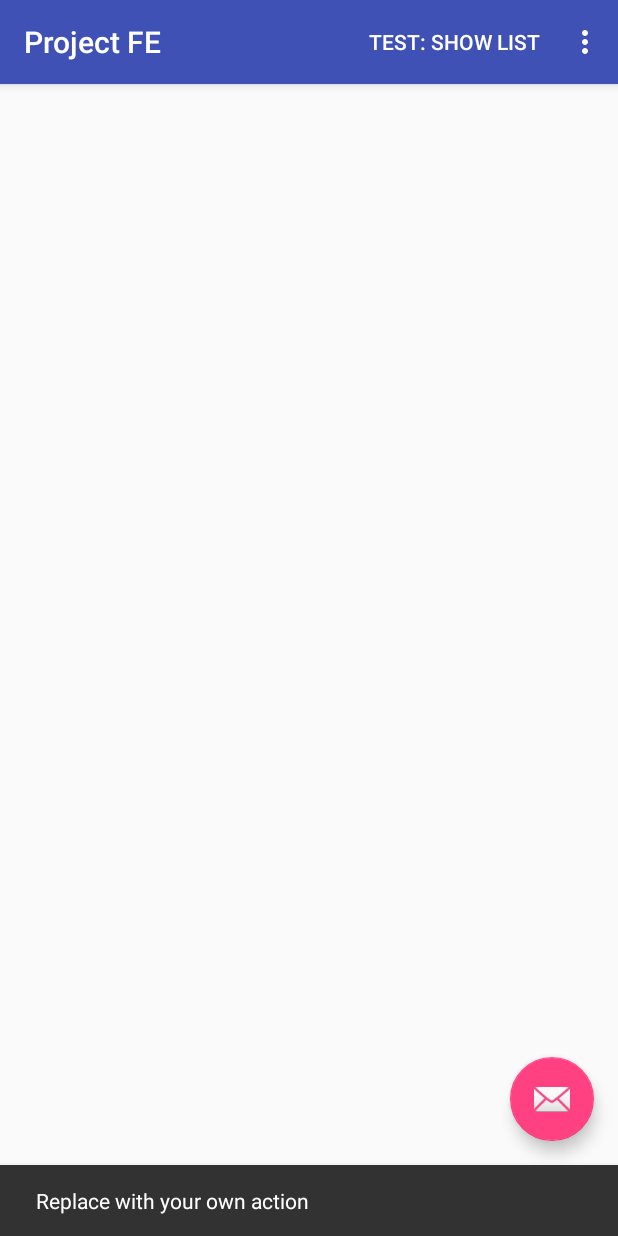
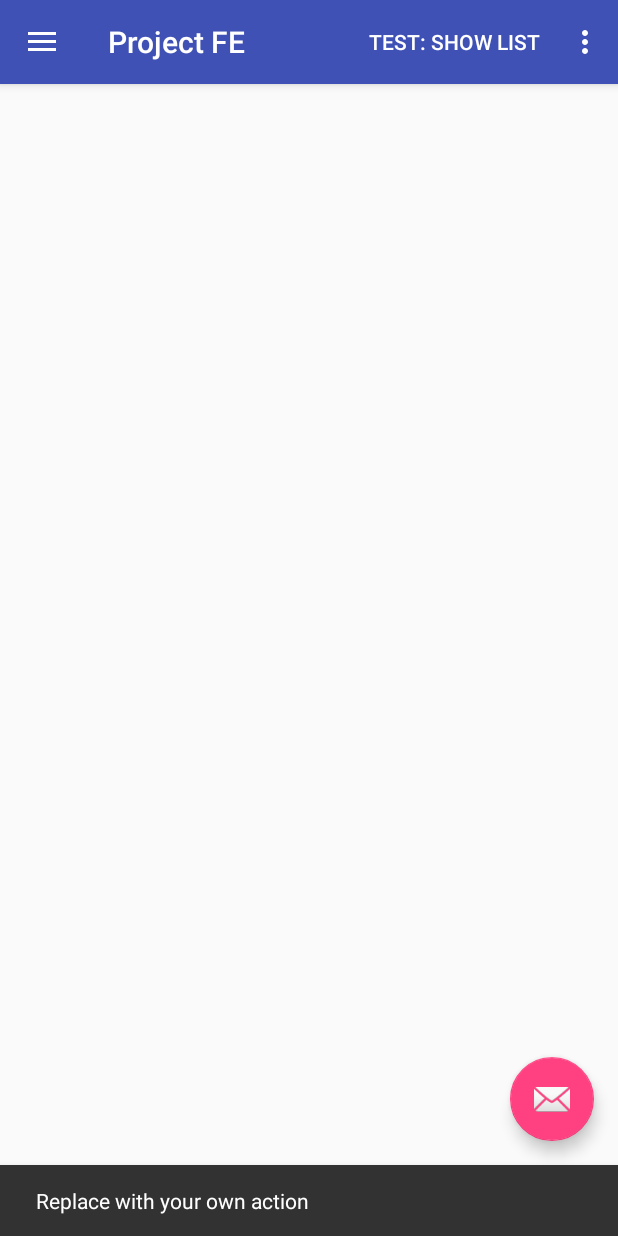
Before and after one commit to ucsdCSE110wi16/CSE110W240T3, an Android app: the screen it shows after launch (MainActivity), after a tap on an icon or button, on a phone screen of 412 x 824 dp. Run offline under Robolectric (Android 15) with nearby library versions, the phone set to English and light mode, and no system bars; libraries missing offline, so code that uses them is left out: com.parse; 9 statements that could not run were skipped.

Commit message:
Merge upstream again

```diff
--- a/app/src/main/java/edu/fe/MainActivity.java
+++ b/app/src/main/java/edu/fe/MainActivity.java
@@ -5,7 +5,11 @@
 import android.app.FragmentTransaction;
 import android.os.Bundle;
 import android.support.design.widget.FloatingActionButton;
+import android.support.design.widget.NavigationView;
 import android.support.design.widget.Snackbar;
+import android.support.v4.view.GravityCompat;
+import android.support.v4.widget.DrawerLayout;
+import android.support.v7.app.ActionBarDrawerToggle;
 import android.support.v7.app.AppCompatActivity;
 import android.support.v7.widget.Toolbar;
 import android.util.Log;
@@ -20,9 +24,9 @@
 import edu.fe.backend.FoodItem;
 import edu.fe.util.ResUtils;
 
-public class MainActivity
-        extends AppCompatActivity
-        implements ItemListFragment.OnListFragmentInteractionListener {
+public class MainActivity extends AppCompatActivity
+        implements ItemListFragment.OnListFragmentInteractionListener,
+        NavigationView.OnNavigationItemSelectedListener{
 
     ViewGroup mContainerView;
 
@@ -31,11 +35,10 @@
     @Override
     protected void onCreate(Bundle savedInstanceState) {
         super.onCreate(savedInstanceState);
-
         // Captures and forwards all log calls to DEBUG tagged in LogCat.
         ExceptionHandler.Embed(ExceptionHandler.DEFAULT_LOG_TYPE);
+        setContentView(R.layout.activity_main);
 
-        setContentView(R.layout.activity_main);
         Log.d("DEBUG", "Initializing variables");
         // Initialize and resolves variables
         mContainerView = (ViewGroup) findViewById(R.id.container_content);
@@ -47,7 +50,6 @@
         // TODO them to be a certain size takes a bit of time.
         ResUtils.initialize(this);
 
-
         FloatingActionButton fab = (FloatingActionButton) findViewById(R.id.fab);
         fab.setOnClickListener(new View.OnClickListener() {
             @Override
@@ -56,6 +58,29 @@
                         .setAction("Action", null).show();
             }
         });
+
+        DrawerLayout drawer = (DrawerLayout) findViewById(R.id.drawer_layout);
+        ActionBarDrawerToggle toggle =
+                new ActionBarDrawerToggle(
+                    this, drawer, toolbar,
+                    R.string.navigation_drawer_open,
+                    R.string.navigation_drawer_close);
+        drawer.setDrawerListener(toggle);
+        toggle.syncState();
+
+        NavigationView navigationView = (NavigationView) findViewById(R.id.nav_view);
+        navigationView.setNavigationItemSelectedListener(this);
+    }
+
+    @Override
+    public void onBackPressed() {
+        DrawerLayout drawer = (DrawerLayout) findViewById(R.id.drawer_layout);
+        if (drawer.isDrawerOpen(GravityCompat.START)) {
+            drawer.closeDrawer(GravityCompat.START);
+            return;
+        }
+
+        super.onBackPressed();
     }
 
     private void onCategorySelected() {
@@ -104,9 +129,36 @@
         return super.onOptionsItemSelected(item);
     }
 
+    @SuppressWarnings("StatementWithEmptyBody")
+    @Override
+    public boolean onNavigationItemSelected(MenuItem item) {
+        // Handle navigation view item clicks here.
+        int id = item.getItemId();
+
+        if (id == R.id.nav_camera) {
+            Log.d("DEBUG", "Drawer: camera");
+        } else if (id == R.id.nav_gallery) {
+            Log.d("DEBUG", "Drawer: gallery");
+        } else if (id == R.id.nav_slideshow) {
+            Log.d("DEBUG", "Drawer: slideshow");
+        } else if (id == R.id.nav_manage) {
+            Log.d("DEBUG", "Drawer: manage");
+        } else if (id == R.id.nav_share) {
+            Log.d("DEBUG", "Drawer: share");
+        } else if (id == R.id.nav_send) {
+            Log.d("DEBUG", "Drawer: send");
+        }
+
+        DrawerLayout drawer = (DrawerLayout) findViewById(R.id.drawer_layout);
+        drawer.closeDrawer(GravityCompat.START);
+        return true;
+    }
+
     @Override
     public void onListFragmentInteraction(FoodItem item) {
         Log.d("DEBUG", "Item " + item.getName());
         Alert.snackLong(mContainerView, "Item: " + item.getName());
     }
+
+
 }
--- /dev/null
+++ b/app/src/main/res/drawable-v21/ic_menu_camera.xml
@@ -0,0 +1,12 @@
+<vector xmlns:android="http://schemas.android.com/apk/res/android"
+    android:width="24dp"
+    android:height="24dp"
+    android:viewportHeight="24.0"
+    android:viewportWidth="24.0">
+    <path
+        android:fillColor="#FF000000"
+        android:pathData="M12,12m-3.2,0a3.2,3.2 0,1 1,6.4 0a3.2,3.2 0,1 1,-6.4 0" />
+    <path
+        android:fillColor="#FF000000"
+        android:pathData="M9,2L7.17,4H4c-1.1,0 -2,0.9 -2,2v12c0,1.1 0.9,2 2,2h16c1.1,0 2,-0.9 2,-2V6c0,-1.1 -0.9,-2 -2,-2h-3.17L15,2H9zm3,15c-2.76,0 -5,-2.24 -5,-5s2.24,-5 5,-5 5,2.24 5,5 -2.24,5 -5,5z" />
+</vector>
--- /dev/null
+++ b/app/src/main/res/drawable-v21/ic_menu_gallery.xml
@@ -0,0 +1,9 @@
+<vector xmlns:android="http://schemas.android.com/apk/res/android"
+    android:width="24dp"
+    android:height="24dp"
+    android:viewportHeight="24.0"
+    android:viewportWidth="24.0">
+    <path
+        android:fillColor="#FF000000"
+        android:pathData="M22,16V4c0,-1.1 -0.9,-2 -2,-2H8c-1.1,0 -2,0.9 -2,2v12c0,1.1 0.9,2 2,2h12c1.1,0 2,-0.9 2,-2zm-11,-4l2.03,2.71L16,11l4,5H8l3,-4zM2,6v14c0,1.1 0.9,2 2,2h14v-2H4V6H2z" />
+</vector>
--- /dev/null
+++ b/app/src/main/res/drawable-v21/ic_menu_manage.xml
@@ -0,0 +1,9 @@
+<vector xmlns:android="http://schemas.android.com/apk/res/android"
+    android:width="24dp"
+    android:height="24dp"
+    android:viewportHeight="24.0"
+    android:viewportWidth="24.0">
+    <path
+        android:fillColor="#FF000000"
+        android:pathData="M22.7,19l-9.1,-9.1c0.9,-2.3 0.4,-5 -1.5,-6.9 -2,-2 -5,-2.4 -7.4,-1.3L9,6 6,9 1.6,4.7C0.4,7.1 0.9,10.1 2.9,12.1c1.9,1.9 4.6,2.4 6.9,1.5l9.1,9.1c0.4,0.4 1,0.4 1.4,0l2.3,-2.3c0.5,-0.4 0.5,-1.1 0.1,-1.4z" />
+</vector>
--- /dev/null
+++ b/app/src/main/res/drawable-v21/ic_menu_send.xml
@@ -0,0 +1,9 @@
+<vector xmlns:android="http://schemas.android.com/apk/res/android"
+    android:width="24dp"
+    android:height="24dp"
+    android:viewportHeight="24.0"
+    android:viewportWidth="24.0">
+    <path
+        android:fillColor="#FF000000"
+        android:pathData="M2.01,21L23,12 2.01,3 2,10l15,2 -15,2z" />
+</vector>
--- /dev/null
+++ b/app/src/main/res/drawable-v21/ic_menu_share.xml
@@ -0,0 +1,9 @@
+<vector xmlns:android="http://schemas.android.com/apk/res/android"
+    android:width="24dp"
+    android:height="24dp"
+    android:viewportHeight="24.0"
+    android:viewportWidth="24.0">
+    <path
+        android:fillColor="#FF000000"
+        android:pathData="M18,16.08c-0.76,0 -1.44,0.3 -1.96,0.77L8.91,12.7c0.05,-0.23 0.09,-0.46 0.09,-0.7s-0.04,-0.47 -0.09,-0.7l7.05,-4.11c0.54,0.5 1.25,0.81 2.04,0.81 1.66,0 3,-1.34 3,-3s-1.34,-3 -3,-3 -3,1.34 -3,3c0,0.24 0.04,0.47 0.09,0.7L8.04,9.81C7.5,9.31 6.79,9 6,9c-1.66,0 -3,1.34 -3,3s1.34,3 3,3c0.79,0 1.5,-0.31 2.04,-0.81l7.12,4.16c-0.05,0.21 -0.08,0.43 -0.08,0.65 0,1.61 1.31,2.92 2.92,2.92 1.61,0 2.92,-1.31 2.92,-2.92s-1.31,-2.92 -2.92,-2.92z" />
+</vector>
--- /dev/null
+++ b/app/src/main/res/drawable-v21/ic_menu_slideshow.xml
@@ -0,0 +1,9 @@
+<vector xmlns:android="http://schemas.android.com/apk/res/android"
+    android:width="24dp"
+    android:height="24dp"
+    android:viewportHeight="24.0"
+    android:viewportWidth="24.0">
+    <path
+        android:fillColor="#FF000000"
+        android:pathData="M4,6H2v14c0,1.1 0.9,2 2,2h14v-2H4V6zm16,-4H8c-1.1,0 -2,0.9 -2,2v12c0,1.1 0.9,2 2,2h12c1.1,0 2,-0.9 2,-2V4c0,-1.1 -0.9,-2 -2,-2zm-8,12.5v-9l6,4.5 -6,4.5z" />
+</vector>
--- a/app/src/main/res/layout/activity_main.xml
+++ b/app/src/main/res/layout/activity_main.xml
@@ -1,35 +1,26 @@
 <?xml version="1.0" encoding="utf-8"?>
-<android.support.design.widget.CoordinatorLayout
+<android.support.v4.widget.DrawerLayout
     xmlns:android="http://schemas.android.com/apk/res/android"
     xmlns:app="http://schemas.android.com/apk/res-auto"
     xmlns:tools="http://schemas.android.com/tools"
+    android:id="@+id/drawer_layout"
     android:layout_width="match_parent"
     android:layout_height="match_parent"
     android:fitsSystemWindows="true"
-    tools:context="edu.fe.MainActivity">
+    tools:openDrawer="start">
 
-    <android.support.design.widget.AppBarLayout
+    <include
+        layout="@layout/app_main_layout"
         android:layout_width="match_parent"
-        android:layout_height="wrap_content"
-        android:theme="@style/AppTheme.AppBarOverlay">
+        android:layout_height="match_parent" />
 
-        <android.support.v7.widget.Toolbar
-            android:id="@+id/toolbar"
-            android:layout_width="match_parent"
-            android:layout_height="?attr/actionBarSize"
-            android:background="?attr/colorPrimary"
-            app:popupTheme="@style/AppTheme.PopupOverlay" />
+    <android.support.design.widget.NavigationView
+        android:id="@+id/nav_view"
+        android:layout_width="wrap_content"
+        android:layout_height="match_parent"
+        android:layout_gravity="start"
+        android:fitsSystemWindows="true"
+        app:headerLayout="@layout/nav_header_dust"
+        app:menu="@menu/activity_main_drawer" />
 
-    </android.support.design.widget.AppBarLayout>
-
-    <include layout="@layout/content_main" />
-
-    <android.support.design.widget.FloatingActionButton
-        android:id="@+id/fab"
-        android:layout_width="wrap_content"
-        android:layout_height="wrap_content"
-        android:layout_gravity="bottom|end"
-        android:layout_margin="@dimen/fab_margin"
-        android:src="@android:drawable/ic_dialog_email" />
-
-</android.support.design.widget.CoordinatorLayout>
+</android.support.v4.widget.DrawerLayout>
--- /dev/null
+++ b/app/src/main/res/layout/app_main_layout.xml
@@ -0,0 +1,35 @@
+<?xml version="1.0" encoding="utf-8"?>
+<android.support.design.widget.CoordinatorLayout
+    xmlns:android="http://schemas.android.com/apk/res/android"
+    xmlns:app="http://schemas.android.com/apk/res-auto"
+    xmlns:tools="http://schemas.android.com/tools"
+    android:layout_width="match_parent"
+    android:layout_height="match_parent"
+    android:fitsSystemWindows="true"
+    tools:context="edu.fe.backend.MainActivity">
+
+    <android.support.design.widget.AppBarLayout
+        android:layout_width="match_parent"
+        android:layout_height="wrap_content"
+        android:theme="@style/AppTheme.AppBarOverlay">
+
+        <android.support.v7.widget.Toolbar
+            android:id="@+id/toolbar"
+            android:layout_width="match_parent"
+            android:layout_height="?attr/actionBarSize"
+            android:background="?attr/colorPrimary"
+            app:popupTheme="@style/AppTheme.PopupOverlay" />
+
+    </android.support.design.widget.AppBarLayout>
+
+    <include layout="@layout/content_main" />
+
+    <android.support.design.widget.FloatingActionButton
+        android:id="@+id/fab"
+        android:layout_width="wrap_content"
+        android:layout_height="wrap_content"
+        android:layout_gravity="bottom|end"
+        android:layout_margin="@dimen/fab_margin"
+        android:src="@android:drawable/ic_dialog_email" />
+
+</android.support.design.widget.CoordinatorLayout>
--- /dev/null
+++ b/app/src/main/res/menu/activity_main_drawer.xml
@@ -0,0 +1,36 @@
+<?xml version="1.0" encoding="utf-8"?>
+<menu xmlns:android="http://schemas.android.com/apk/res/android">
+
+    <group android:checkableBehavior="single">
+        <item
+            android:id="@+id/nav_camera"
+            android:icon="@drawable/ic_menu_camera"
+            android:title="Import" />
+        <item
+            android:id="@+id/nav_gallery"
+            android:icon="@drawable/ic_menu_gallery"
+            android:title="Gallery" />
+        <item
+            android:id="@+id/nav_slideshow"
+            android:icon="@drawable/ic_menu_slideshow"
+            android:title="Slideshow" />
+        <item
+            android:id="@+id/nav_manage"
+            android:icon="@drawable/ic_menu_manage"
+            android:title="Tools" />
+    </group>
+
+    <item android:title="Communicate">
+        <menu>
+            <item
+                android:id="@+id/nav_share"
+                android:icon="@drawable/ic_menu_share"
+                android:title="Share" />
+            <item
+                android:id="@+id/nav_send"
+                android:icon="@drawable/ic_menu_send"
+                android:title="Send" />
+        </menu>
+    </item>
+
+</menu>
--- a/app/src/main/res/values/dimens.xml
+++ b/app/src/main/res/values/dimens.xml
@@ -4,4 +4,7 @@
     <dimen name="activity_vertical_margin">16dp</dimen>
     <dimen name="fab_margin">16dp</dimen>
     <dimen name="text_margin">16dp</dimen>
+    <!-- Default screen margins, per the Android Design guidelines. -->
+    <dimen name="nav_header_vertical_spacing">16dp</dimen>
+    <dimen name="nav_header_height">160dp</dimen>
 </resources>
--- /dev/null
+++ b/app/src/main/res/values/drawables.xml
@@ -0,0 +1,8 @@
+<resources xmlns:android="http://schemas.android.com/apk/res/android">
+    <item name="ic_menu_camera" type="drawable">@android:drawable/ic_menu_camera</item>
+    <item name="ic_menu_gallery" type="drawable">@android:drawable/ic_menu_gallery</item>
+    <item name="ic_menu_slideshow" type="drawable">@android:drawable/ic_menu_slideshow</item>
+    <item name="ic_menu_manage" type="drawable">@android:drawable/ic_menu_manage</item>
+    <item name="ic_menu_share" type="drawable">@android:drawable/ic_menu_share</item>
+    <item name="ic_menu_send" type="drawable">@android:drawable/ic_menu_send</item>
+</resources>
--- a/app/src/main/res/values/strings.xml
+++ b/app/src/main/res/values/strings.xml
@@ -4,7 +4,9 @@
 
     <string name="action_select_category">Category</string>
     <string name="action_show_list">Test: Show List</string>
-
     <string name="parse_app_id">mE1RpPA2zD90drr2MIKz47aproJX4EKlH7rBy5gq</string>
     <string name="parse_client_key">zUPOHCccmree3fSoTKeKvzzOJCCrOyxbvo8yY0OF</string>
+    <string name="title_activity_dust">DustActivity</string>
+    <string name="navigation_drawer_open">Open navigation drawer</string>
+    <string name="navigation_drawer_close">Close navigation drawer</string>
 </resources>
--- a/vorph-utils/src/main/java/com/vorph/utils/ExceptionHandler.java
+++ b/vorph-utils/src/main/java/com/vorph/utils/ExceptionHandler.java
@@ -1,9 +1,9 @@
 package com.vorph.utils;
+
+import android.util.Log;
 
 import java.io.PrintWriter;
 import java.io.StringWriter;
-
-import android.util.Log;
 
 public class ExceptionHandler implements Thread.UncaughtExceptionHandler {
 
```
Also changed, not shown: app/src/main/res/drawable/side_nav_bar.xml (added, +9 -0 lines), app/src/main/res/layout/nav_header_dust.xml (added, +34 -0 lines), 2 other files.
